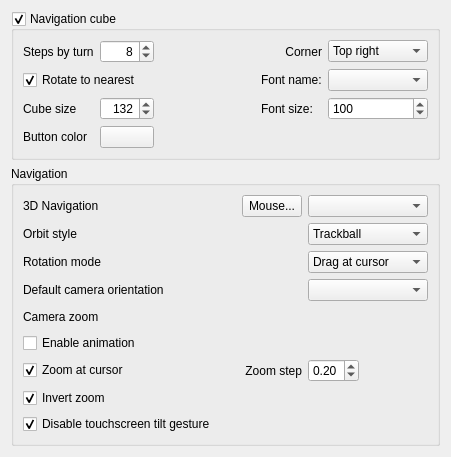
First picture: the form in src/Gui/DlgSettingsNavigation.ui, repository southseact-3d/fcd, before the edit.
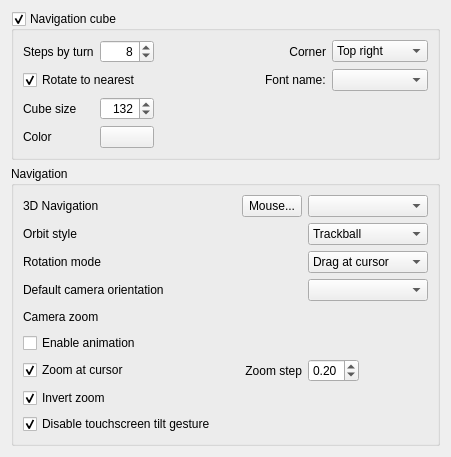
Second picture: the form after the edit. Custom widgets are drawn as their Qt base class.

Commit message: Refactor Navigation Cube

What changed in the file:
```diff
--- a/src/Gui/DlgSettingsNavigation.ui
+++ b/src/Gui/DlgSettingsNavigation.ui
@@ -194,48 +194,10 @@
         </property>
        </widget>
       </item>
-      <item row="2" column="3">
-       <widget class="QLabel" name="FontSizeLabel">
-        <property name="text">
-         <string>Font size:</string>
-        </property>
-       </widget>
-      </item>
-      <item row="2" column="4">
-       <widget class="Gui::PrefSpinBox" name="naviCubeFontSize">
-        <property name="sizePolicy">
-         <sizepolicy hsizetype="Expanding" vsizetype="Fixed">
-          <horstretch>0</horstretch>
-          <verstretch>0</verstretch>
-         </sizepolicy>
-        </property>
-        <property name="toolTip">
-         <string>Font size of the navigation cube</string>
-        </property>
-        <property name="minimum">
-         <number>1</number>
-        </property>
-        <property name="maximum">
-         <number>999</number>
-        </property>
-        <property name="singleStep">
-         <number>5</number>
-        </property>
-        <property name="value">
-         <number>100</number>
-        </property>
-        <property name="prefEntry" stdset="0">
-         <cstring>FontSize</cstring>
-        </property>
-        <property name="prefPath" stdset="0">
-         <cstring>NaviCube</cstring>
-        </property>
-       </widget>
-      </item>
       <item row="3" column="0">
        <widget class="QLabel" name="ButtonColorLabel">
         <property name="text">
-         <string>Button color</string>
+         <string>Color</string>
         </property>
        </widget>
       </item>
```
Left out of the diff: 6 changed lines with no effect on the pictures. The commit also changes 9 other files.
